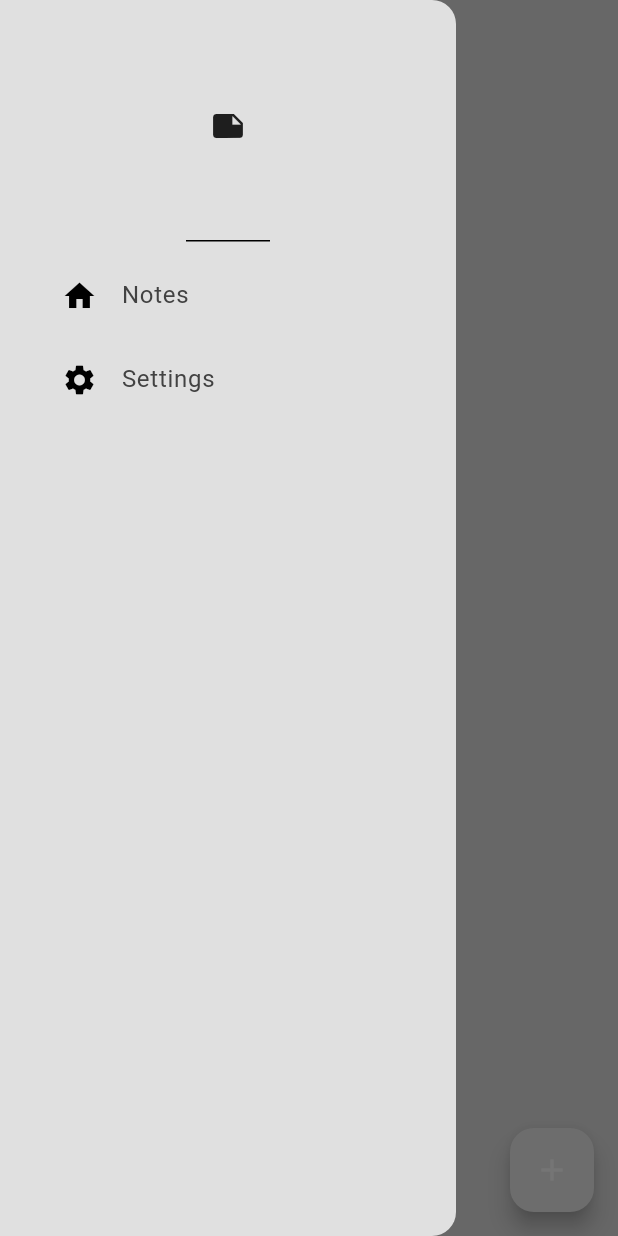
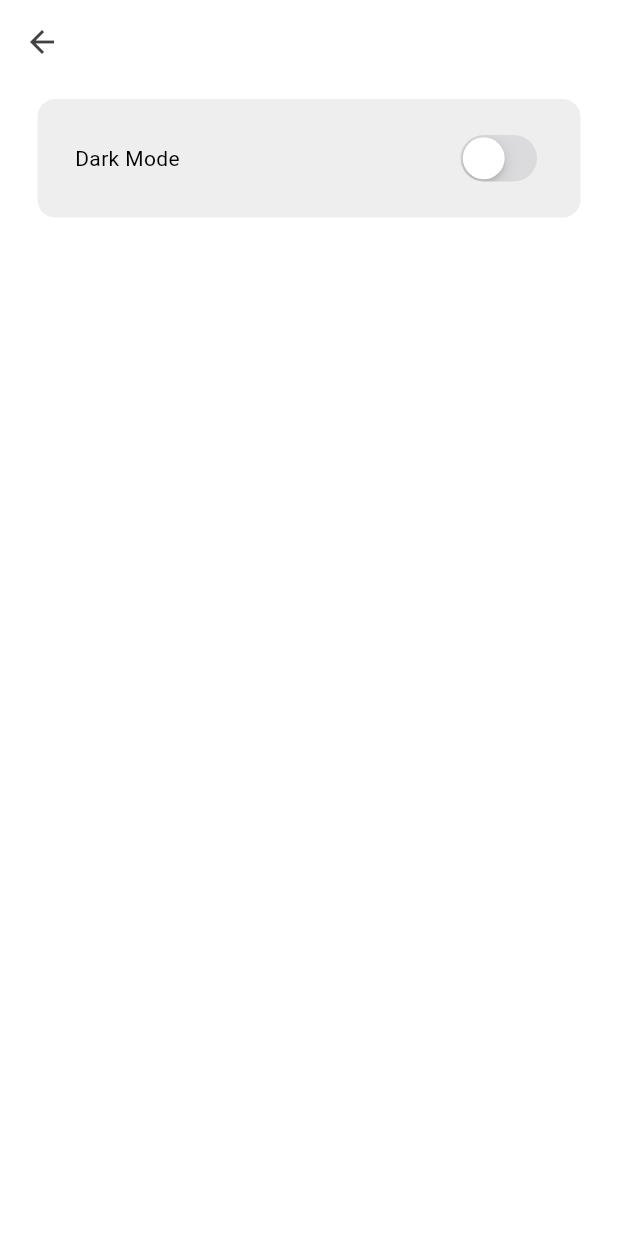
Before and after one commit to kaku981/notes, a Flutter app: the screen it shows after launch, in the side drawer, after a tap on "Settings", on a phone screen of 412 x 824 dp. Run offline on Flutter 3.47's test engine with Material 3 defaults, Android fonts, the phone set to English and light mode, and no system bars; our stand-ins replace google_fonts, isar; accounts and stored records are empty; generated files the repository leaves out were written again.

Commit message:
Finish setting page dark mode

```diff
--- a/lib/components/drawer.dart
+++ b/lib/components/drawer.dart
@@ -1,5 +1,6 @@
 import 'package:flutter/material.dart';
 import 'package:notes/components/drawer_tile.dart';
+import 'package:notes/pages/settings_page.dart';
 
 class myDrawer extends StatelessWidget {
   const myDrawer({super.key});
@@ -23,7 +24,15 @@ class myDrawer extends StatelessWidget {
           DrawerTile(
             title: "Settings",
             leading: const Icon(Icons.settings),
-            onTap: () {},
+            onTap: () {
+              Navigator.pop(context);
+              Navigator.push(
+                context,
+                MaterialPageRoute(
+                  builder: (context) => SettingsPage(),
+                ),
+              );
+            },
           ),
 
         ],
--- /dev/null
+++ b/lib/pages/settings_page.dart
@@ -0,0 +1,39 @@
+import 'package:flutter/cupertino.dart';
+import 'package:flutter/material.dart';
+import 'package:notes/theme/theme_provider.dart';
+import 'package:provider/provider.dart';
+
+class SettingsPage extends StatelessWidget {
+  const SettingsPage({super.key});
+
+  @override
+  Widget build(BuildContext context) {
+    return Scaffold(
+      backgroundColor: Theme.of(context).colorScheme.background,
+      appBar: AppBar(
+        elevation: 0,
+        backgroundColor: Colors.transparent,
+        foregroundColor: Theme.of(context).colorScheme.inversePrimary,
+      ),
+      body: Container(
+        decoration: BoxDecoration(
+          color: Theme.of(context).colorScheme.primary,
+          borderRadius: BorderRadius.circular(12),
+        ),
+        padding: const EdgeInsets.symmetric(horizontal: 25, vertical: 20),
+        margin: const EdgeInsets.only(left: 25, right: 25, top: 10),
+        child: Row(
+          mainAxisAlignment: MainAxisAlignment.spaceBetween,
+          children: [
+            Text("Dark Mode"),
+            CupertinoSwitch(
+              value: Provider.of<ThemeProvider>(context, listen: false).isDarkMode,
+              onChanged: (value) => Provider.of<ThemeProvider>(context, listen: false)
+                  .toggleTheme(),
+            ),
+          ],
+        ),
+      ),
+    );
+  }
+}
```
